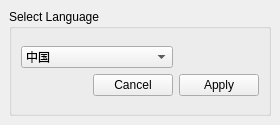
Above: core/uis/Settings_ui/LanguageSettings.ui from BGR-EGHA/LSAT before the change. Below: the same form after it.
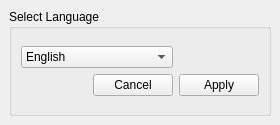
That is the form after the change.

Commit message: Removed russian and chinese from language selection

Patch:
```diff
--- a/core/uis/Settings_ui/LanguageSettings.ui
+++ b/core/uis/Settings_ui/LanguageSettings.ui
@@ -54,11 +54,6 @@
            </item>
            <item row="0" column="0" colspan="2">
             <widget class="QComboBox" name="comboBox">
-             <item>
-              <property name="text">
-               <string>中国</string>
-              </property>
-             </item>
              <item>
               <property name="text">
                <string>English</string>
```
Left out of the diff: 7 changed lines with no effect on the pictures. The commit also changes 1 other file.
